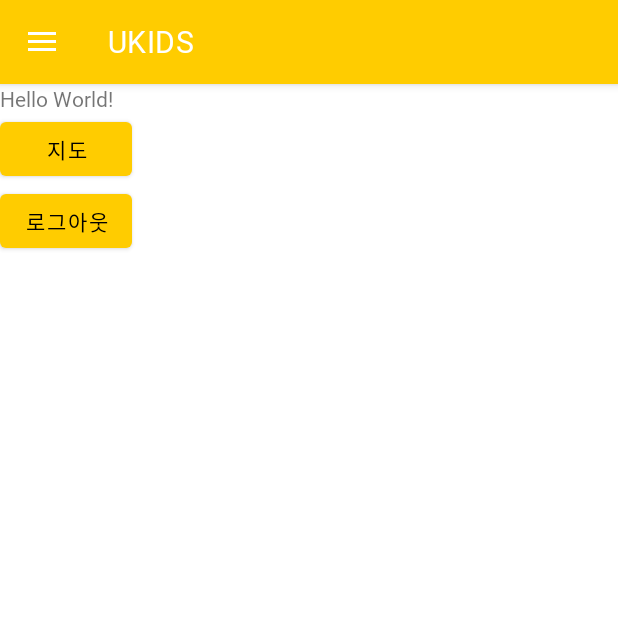
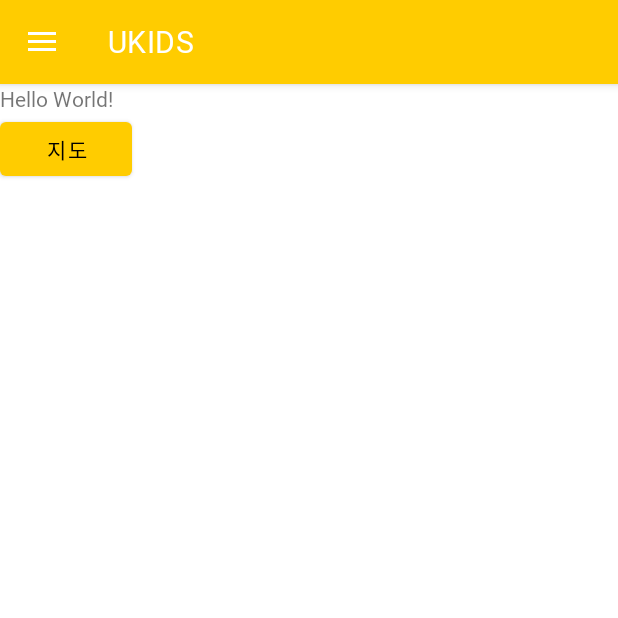
Before and after one commit to yellow-jam/MobileAppFinal22, an Android app: the MainActivity screen opened directly, with no data from a screen before it, on a phone screen of 412 x 824 dp, the top half of it. Run offline under Robolectric (Android 15) with nearby library versions, the phone set to English and light mode, and no system bars; our stand-ins replace Firebase (no records; nobody signed in at launch, a user with empty details on screens opened directly); libraries missing offline, so code that uses them is left out: com.kakao.sdk, com.tickaroo.tikxml.

Commit message:
로그아웃 버그 수정

```diff
--- a/UKIDS/app/src/main/java/com/example/ukids/MainActivity.kt
+++ b/UKIDS/app/src/main/java/com/example/ukids/MainActivity.kt
@@ -75,14 +75,14 @@ class MainActivity : AppCompatActivity() {
         super.onStart()
         if(MyApplication.checkAuth() || MyApplication.email != null){ // 검증된 이메일인가
             // 로그인 상태
-            binding.btnAuth.text = "로그아웃"
+            //binding.btnAuth.text = "로그아웃"
             val username: TextView = binding.mainDrawerView.getHeaderView(0).findViewById(R.id.nav_username)
             username.setText("${MyApplication.email}")
 
         }
         else{
             // 로그아웃 상태
-            binding.btnAuth.text = "로그인"
+            //binding.btnAuth.text = "로그인"
         }
     }
 
--- a/UKIDS/app/src/main/res/layout/activity_main.xml
+++ b/UKIDS/app/src/main/res/layout/activity_main.xml
@@ -31,14 +31,6 @@
             android:fontFamily="@font/nanumsquareroundr"
             android:id="@+id/btn_map"
             />
-        <Button
-            android:layout_width="wrap_content"
-            android:layout_height="wrap_content"
-            android:text="로그인"
-            android:fontFamily="@font/nanumsquareroundr"
-            android:id="@+id/btn_auth"
-            />
-
     </LinearLayout>
 
     <com.google.android.material.navigation.NavigationView
```
Also changed, not shown: UKIDS/app/src/main/java/com/example/ukids/AuthActivity.kt (+4 -4 lines).
